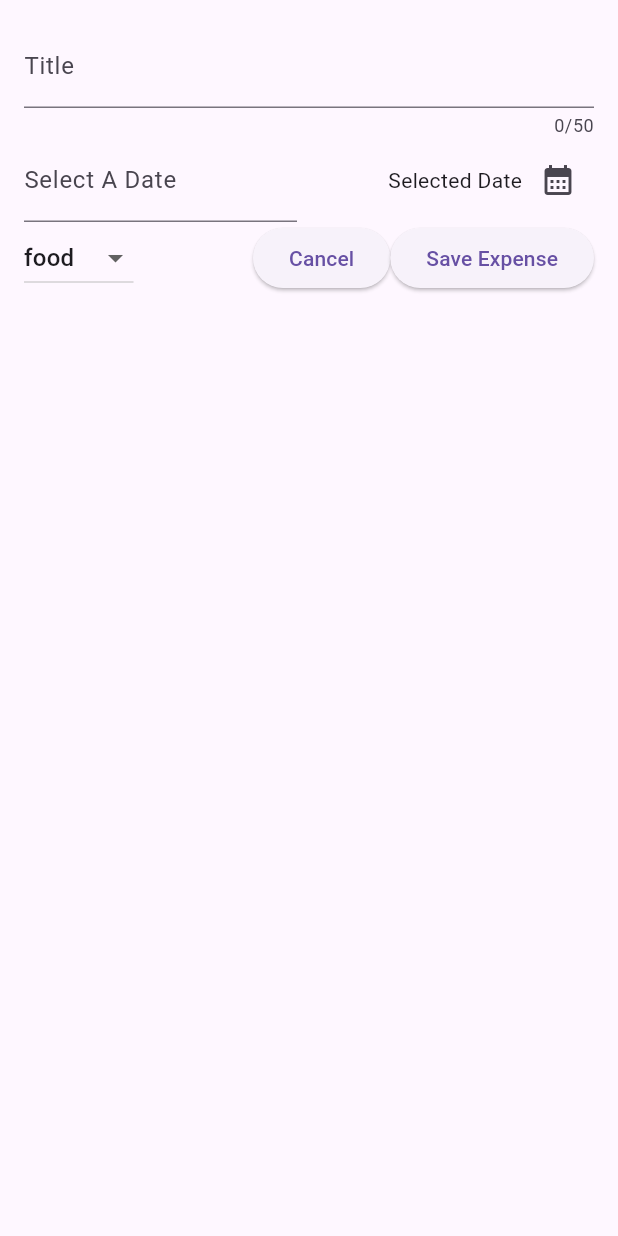
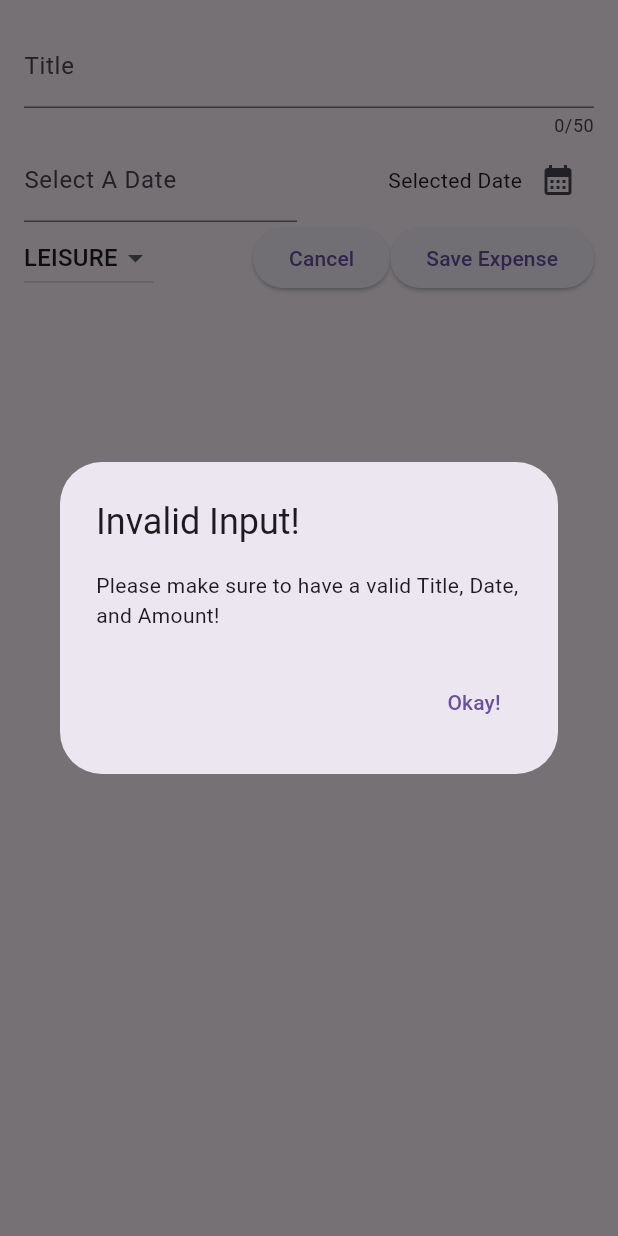
Before and after one commit to DevilDante4657/expense_tracker, a Flutter app: the NewExpense widget shown alone on an empty page, opened directly, after a tap on "Save Expense", on a phone screen of 412 x 824 dp. Run offline on Flutter 3.47's test engine with Material 3 defaults, Android fonts, the phone set to English and light mode, and no system bars.

Commit message:
Added dropdown items for categories. Started save expense functionality and added check functionality

```diff
--- a/lib/new_expense.dart
+++ b/lib/new_expense.dart
@@ -17,6 +17,7 @@ class _NewExpensesState extends State<NewExpense>{
   final _titleController = TextEditingController();
   final _amountController = TextEditingController();
   DateTime ? _selectedDate;
+  Category _selectedCategory = Category.leisure;
 
   @override
   void dispose(){
@@ -25,6 +26,30 @@ class _NewExpensesState extends State<NewExpense>{
     super.dispose();
   }
 
+  void _submitExpenseData(){
+    final enteredAmount = double.tryParse(_amountController.text);
+    final amountIsInvalid = enteredAmount == null || enteredAmount <=0;
+    if(_titleController.text.trim().isEmpty || amountIsInvalid || _selectedDate == null)
+    {
+      showDialog(
+        context: context,
+        builder:(ctx) => AlertDialog(
+          title: const Text("Invalid Input!"),
+          content: const Text("Please make sure to have a valid Title, Date, and Amount!"),
+          actions: [
+            TextButton(
+              onPressed: ()
+              {
+                Navigator.pop(ctx);
+              },
+              child: const Text("Okay!"),
+              ),
+          ],
+        ),
+        );
+        return;
+      }
+    }
   void _presentDatePicker() async{
     final now = DateTime.now();
     final firstDate = DateTime(now.year - 1, now.month, now.day);
@@ -87,18 +112,25 @@ class _NewExpensesState extends State<NewExpense>{
             Row(
               children: [
                 DropdownButton(
+                  value: _selectedCategory,
                   items: Category.values.map(
                     (category) => DropdownMenuItem(
-                      child: Text(category.name.toString(),),),
+                      value: category,
+                      child: Text(category.name.toUpperCase(),),),
                   ).toList(),
-                  onChanged: (value){}),
+                  onChanged: (value){
+                    if(value == null)
+                    {
+                      return;
+                    }
+                  }),
                 Spacer(),
                 ElevatedButton(
                   onPressed: (){Navigator.pop(context);},
                   child: Text("Cancel")
                   ),
                 ElevatedButton(
-                onPressed: (){},
+                onPressed: _submitExpenseData,
                 child: Text("Save Expense"))
               ],
               ),
```
